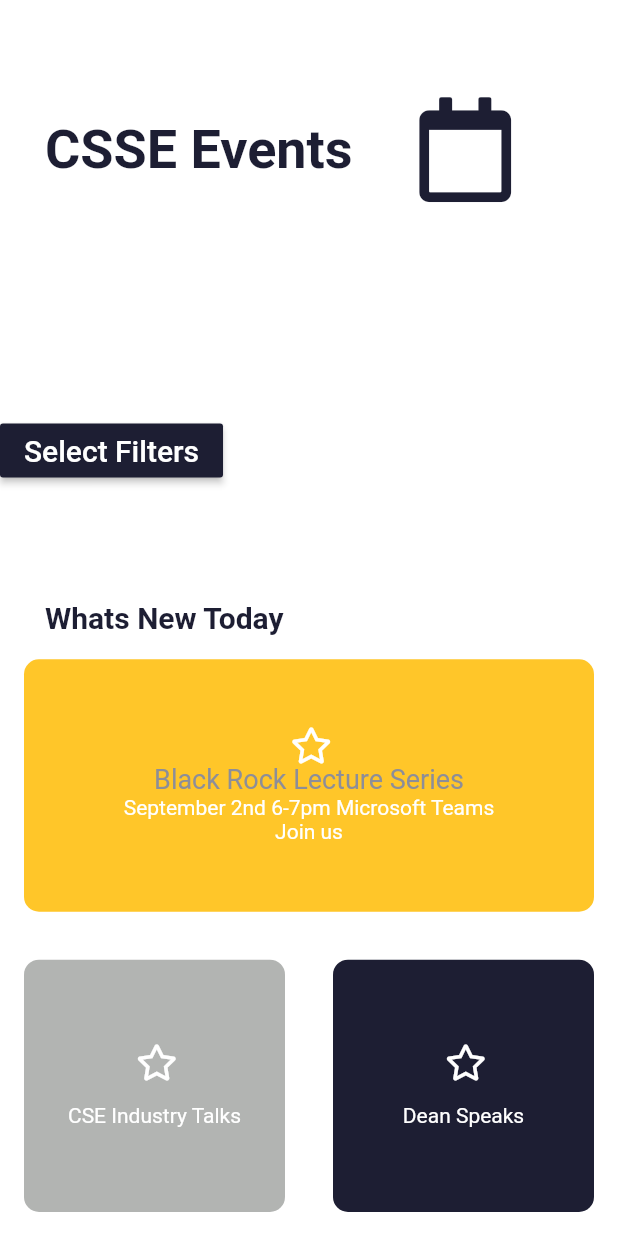
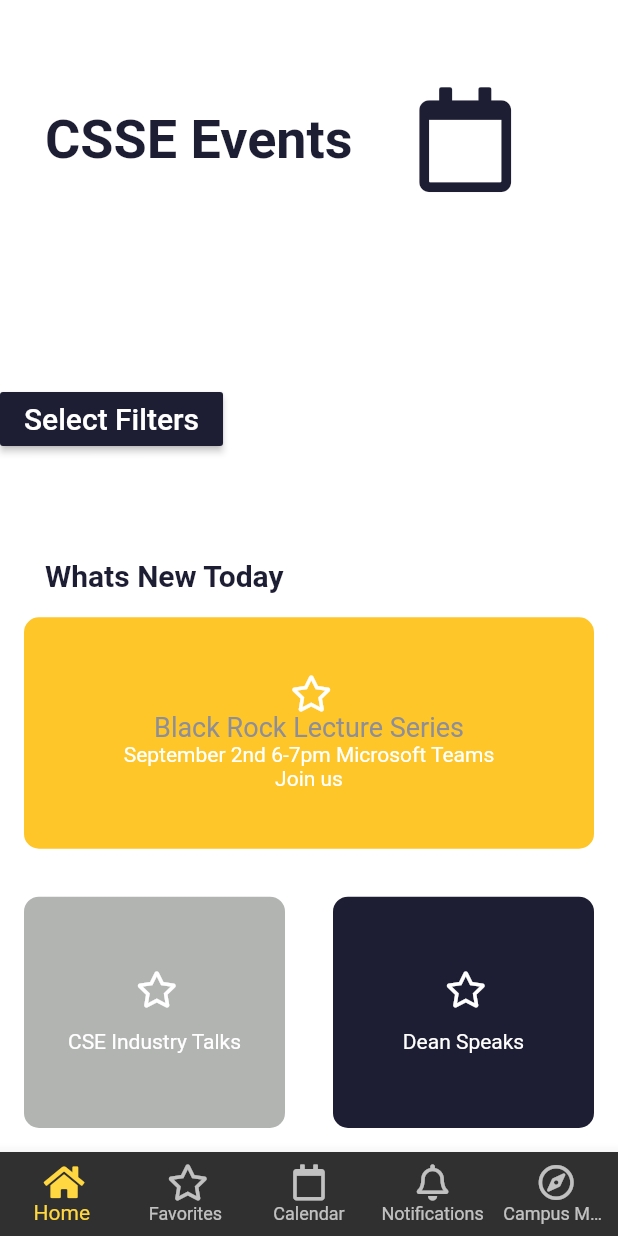
Before and after one commit to rayhebard/scrappy, a Flutter app: the screen it shows after launch, on a phone screen of 412 x 824 dp. Run offline on Flutter 3.47's test engine with Material 2 defaults, Android fonts, the phone set to English and light mode, and no system bars; our stand-ins replace font_awesome_flutter; statements that could not run were skipped.

Commit message:
Add files via upload
added bottom nav bar to  main.dart

```diff
--- a/lib/main.dart
+++ b/lib/main.dart
@@ -7,13 +7,19 @@ import 'screens/event_tags_page.dart';
 import 'screens/favorites_page.dart';
 import 'screens/map_page.dart';
 import 'screens/notification_page.dart';
-import 'models/event.dart';
+import 'package:font_awesome_flutter/font_awesome_flutter.dart';
+
+
+
+
 
 
 
 void main() => runApp(Scrappy());
 
 class Scrappy extends StatelessWidget {
+
+
   @override
   Widget build(BuildContext context) {
     return MaterialApp(
@@ -23,7 +29,7 @@ class Scrappy extends StatelessWidget {
         bottomAppBarColor: Colors.white,
         accentColor: Colors.amberAccent
       ),
-      home: EventsBankPage(),
+      home: BottomNav(),
       routes: {
         '/event_bank':(context)=>EventsBankPage(),
         '/event_details': (context)=>EventDetailsPage(),
@@ -35,3 +41,55 @@ class Scrappy extends StatelessWidget {
     );
   }
 }
+
+class BottomNav extends StatefulWidget {
+  @override
+  _BottomNavState createState() => _BottomNavState();
+}
+
+class _BottomNavState extends State<BottomNav> {
+  @override
+  Widget build(BuildContext context) {
+    int _currentIndex=0;
+    final List<Widget> _children=<Widget>[
+      EventsBankPage(),
+      FavoritesPage(),
+      CalendarPage(),
+      NotificationPage(),
+      MapPage(),
+    ];
+
+    void onTappedBar(int index)
+    {setState(() {
+      _currentIndex=index;
+    });}
+    return new Scaffold(
+      body: _children.elementAt(_currentIndex),
+      bottomNavigationBar: BottomNavigationBar(
+
+        onTap: onTappedBar,
+        currentIndex: _currentIndex,
+        type: BottomNavigationBarType.fixed,
+        items: [
+          BottomNavigationBarItem(
+
+              icon: new Icon(FontAwesomeIcons.home),
+              title: new Text("Home")),
+          BottomNavigationBarItem(
+              icon: new Icon(FontAwesomeIcons.star),
+              title: new Text("Favorites")),
+          BottomNavigationBarItem(
+              icon: new Icon(FontAwesomeIcons.calendar),
+              title: new Text("Calendar")),
+          BottomNavigationBarItem(
+              icon: new Icon(FontAwesomeIcons.bell),
+              title: new Text("Notifications")),
+          BottomNavigationBarItem(
+              icon: new Icon(FontAwesomeIcons.compass),
+              title:  new Text("Campus Maps")),
+        ],
+      ),
+
+    );
+  }
+}
```
